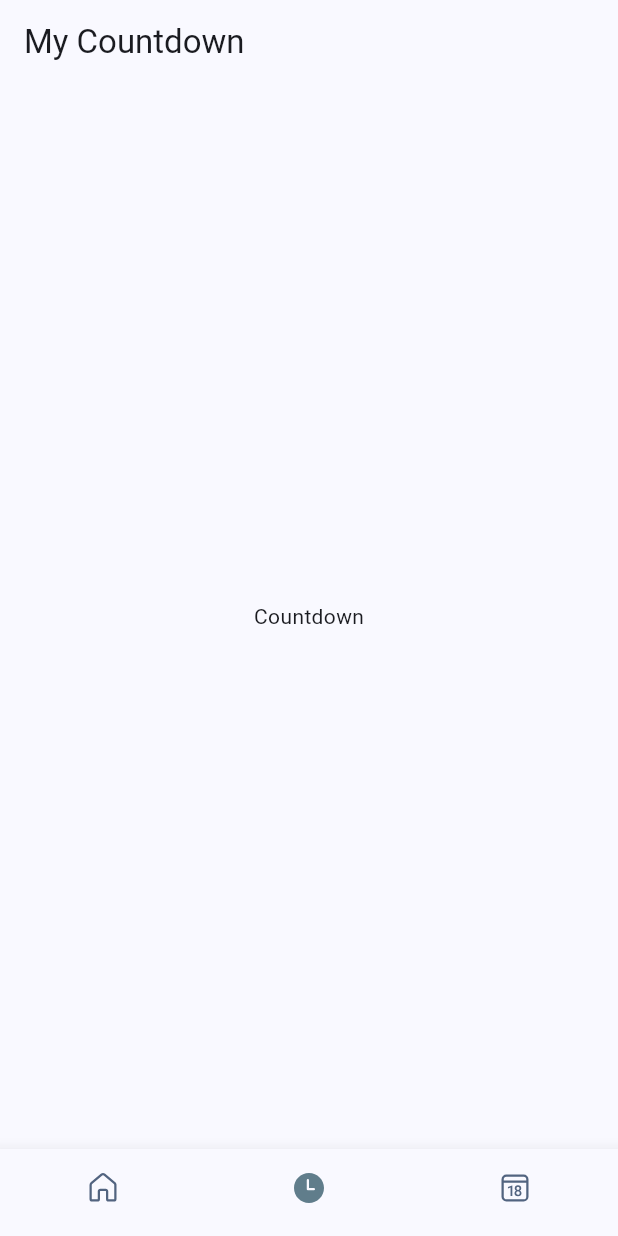
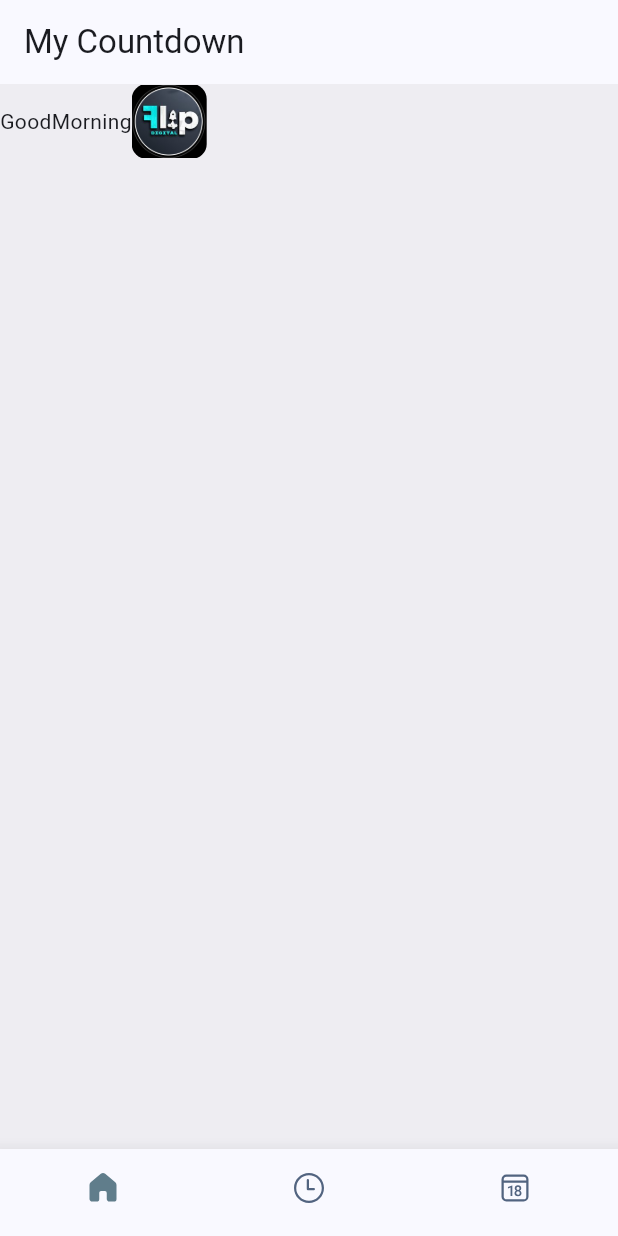
Before and after one commit to Starjed/CountDown, a Flutter app: the screen it shows after launch, on a phone screen of 412 x 824 dp. Run offline on Flutter 3.47's test engine with Material 2 defaults, Android fonts, the phone set to English and light mode, and no system bars; our stand-ins replace fluentui_icons.

Commit message:
Cria home_screen e adiciona uma imagem

```diff
--- a/lib/main.dart
+++ b/lib/main.dart
@@ -1,6 +1,6 @@
 import 'package:flutter/material.dart';
 
-import 'bottom_bar.dart';
+import 'screens/bottom_bar.dart';
 
 void main() {
   runApp(const MyApp());
--- a/lib/bottom_bar.dart
+++ b/lib/screens/bottom_bar.dart
@@ -1,3 +1,4 @@
+import 'package:app_countdown/screens/home_screen.dart';
 import 'package:fluentui_icons/fluentui_icons.dart';
 import 'package:flutter/cupertino.dart';
 import 'package:flutter/material.dart';
@@ -10,10 +11,10 @@ class BottomBar  extends StatefulWidget {
 }
 
 class BottomBarState extends State<BottomBar> {
-  int _selectedIndex = 1;
+  int _selectedIndex = 0;
 
   static final List<Widget> _widgetOptions = <Widget> [
-    const Text("Home"),
+    HomeScreen(),
     const Text("Countdown"),
     const Text("Calendar")
   ];
--- /dev/null
+++ b/lib/screens/home_screen.dart
@@ -0,0 +1,42 @@
+import 'package:flutter/cupertino.dart';
+import 'package:flutter/material.dart';
+
+class HomeScreen extends StatelessWidget {
+  const HomeScreen({Key? key}) : super(key: key);
+
+  @override
+  Widget build(BuildContext context) {
+    return Scaffold(
+      backgroundColor: Color(0xFFeeedf2),
+      body: ListView(
+        children: [
+          Container(
+            child: Column(
+              children: [
+                Row(
+                  children: [
+                    const Text(
+                      "GoodMorning"
+                    ),
+                    Container(
+                      height: 50,
+                      width: 50,
+                      decoration: BoxDecoration(
+                        borderRadius: BorderRadius.circular(10),
+                        image: const DecorationImage(
+                            image: AssetImage(
+                                "assets/images/img_1.png"
+                            ),
+                        )
+                      ),
+                    )
+                  ],
+                )
+              ],
+            ),
+          )
+        ],
+      ),
+    );
+  }
+}
--- a/pubspec.yaml
+++ b/pubspec.yaml
@@ -60,7 +60,8 @@ flutter:
   uses-material-design: true
 
   # To add assets to your application, add an assets section, like this:
-  # assets:
+  assets:
+    - assets/images/
   #   - images/a_dot_burr.jpeg
   #   - images/a_dot_ham.jpeg
 
```
Also changed, not shown: assets/images/img_1.png (added).
